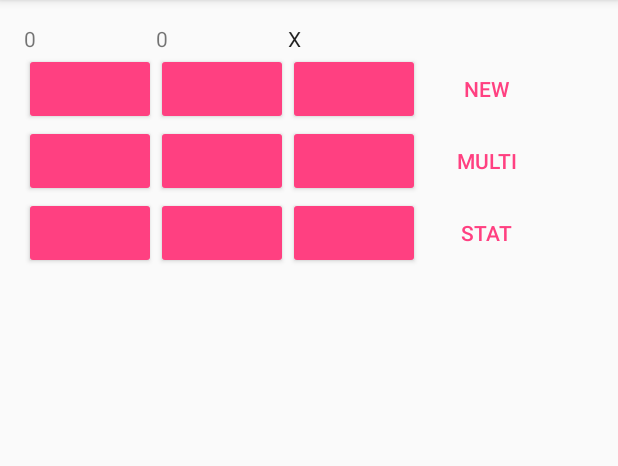
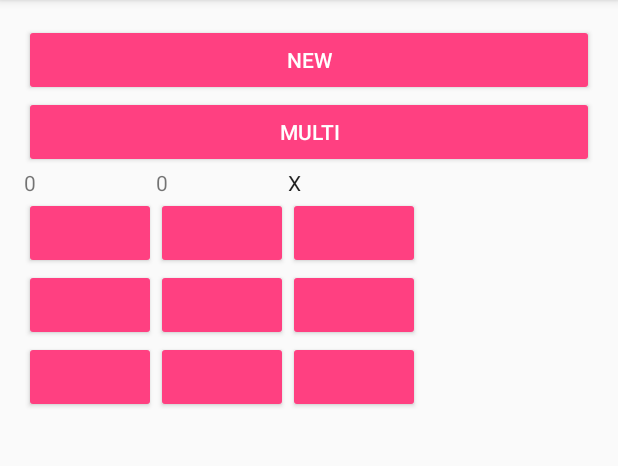
Before and after one commit to PriitPaluoja/Tack, an Android app: the screen it shows after launch (GameActivity), on a phone screen of 412 x 824 dp, the part 84-550 px from its top. Run offline under Robolectric (Android 15) with nearby library versions, the phone set to English and light mode, and no system bars.

Commit message:
Initial Commit

```diff
--- a/app/build.gradle
+++ b/app/build.gradle
@@ -33,4 +33,5 @@ dependencies {
     })
     compile 'com.android.support:appcompat-v7:25.1.0'
     testCompile 'junit:junit:4.12'
+    compile 'com.android.support.constraint:constraint-layout:1.0.0-beta4'
 }
--- a/app/src/main/java/ee/ticktacktoeu/GameActivity.java
+++ b/app/src/main/java/ee/ticktacktoeu/GameActivity.java
@@ -155,6 +155,7 @@ public class GameActivity extends AppCompatActivity {
         if (winControlOperations()) return;
 
         button.setEnabled(false);
+        button.setTextColor(Color.BLACK);
         button.setText(getSeparator(player));
         board.play(player, mButtonCoordinateMap.get(button));
 
@@ -166,7 +167,9 @@ public class GameActivity extends AppCompatActivity {
             Button b = mCoordinateButtonMap.get(aiMove);
             b.setEnabled(false);
             b.setText(getSeparator(player));
+            b.setTextColor(Color.BLACK);
             board.play(player, aiMove);
+
 
             if (winControlOperations())
                 return;
--- a/app/src/main/res/layout/activity_game.xml
+++ b/app/src/main/res/layout/activity_game.xml
@@ -12,27 +12,41 @@
 
     tools:context="ee.ticktacktoeu.GameActivity">
 
+    <Button
+        android:id="@+id/new_game"
+        style="@style/Widget.AppCompat.Button.Colored"
+        android:layout_width="wrap_content"
+        android:layout_height="wrap_content"
+        android:text="@string/new_game" />
+
+    <Button
+        android:id="@+id/multi"
+        style="@style/Widget.AppCompat.Button.Colored"
+        android:layout_width="wrap_content"
+        android:layout_height="wrap_content"
+        android:text="@string/multiplayer" />
+
     <TableRow
         android:layout_width="match_parent"
-        android:layout_height="wrap_content" >
+        android:layout_height="wrap_content">
 
         <TextView
-            android:text="SCORE1"
+            android:id="@+id/score1"
             android:layout_width="wrap_content"
             android:layout_height="wrap_content"
-            android:id="@+id/score1" />
+            android:text="SCORE1" />
 
         <TextView
-            android:text="SCORE2"
+            android:id="@+id/score2"
             android:layout_width="wrap_content"
             android:layout_height="wrap_content"
-            android:id="@+id/score2" />
+            android:text="SCORE2" />
 
         <CheckedTextView
-            android:text="TURN"
+            android:id="@+id/turn"
             android:layout_width="wrap_content"
             android:layout_height="wrap_content"
-            android:id="@+id/turn" />
+            android:text="TURN" />
     </TableRow>
 
     <TableRow
@@ -49,24 +63,19 @@
 
         <Button
             android:id="@+id/b1"
+            style="@style/Widget.AppCompat.Button.Colored"
             android:layout_width="wrap_content"
             android:layout_height="wrap_content"
-            android:text="B2"
-            style="@style/Widget.AppCompat.Button.Colored" />
+            android:text="B2" />
 
         <Button
             android:id="@+id/b2"
+            style="@style/Widget.AppCompat.Button.Colored"
             android:layout_width="wrap_content"
             android:layout_height="wrap_content"
-            android:text="B3"
-            style="@style/Widget.AppCompat.Button.Colored" />
+            android:text="B3" />
 
-        <Button
-            android:text="@string/new_game"
-            android:layout_width="wrap_content"
-            android:layout_height="wrap_content"
-            android:id="@+id/new_game"
-            style="@style/Widget.AppCompat.Button.Borderless.Colored" />
+
     </TableRow>
 
     <TableRow
@@ -75,31 +84,26 @@
 
         <Button
             android:id="@+id/b3"
+            style="@style/Widget.AppCompat.Button.Colored"
             android:layout_width="wrap_content"
             android:layout_height="wrap_content"
-            android:text="B4"
-            style="@style/Widget.AppCompat.Button.Colored" />
+            android:text="B4" />
 
         <Button
             android:id="@+id/b4"
+            style="@style/Widget.AppCompat.Button.Colored"
             android:layout_width="wrap_content"
             android:layout_height="wrap_content"
-            android:text="B5"
-            style="@style/Widget.AppCompat.Button.Colored" />
+            android:text="B5" />
 
         <Button
             android:id="@+id/b5"
+            style="@style/Widget.AppCompat.Button.Colored"
             android:layout_width="wrap_content"
             android:layout_height="wrap_content"
-            android:text="B6"
-            style="@style/Widget.AppCompat.Button.Colored" />
+            android:text="B6" />
 
-        <Button
-            android:text="@string/multiplayer"
-            android:layout_width="wrap_content"
-            android:layout_height="wrap_content"
-            android:id="@+id/multi"
-            style="@style/Widget.AppCompat.Button.Borderless.Colored" />
+
     </TableRow>
 
     <TableRow
@@ -108,42 +112,30 @@
 
         <Button
             android:id="@+id/b6"
+            style="@style/Widget.AppCompat.Button.Colored"
             android:layout_width="wrap_content"
             android:layout_height="wrap_content"
-            android:text="B7"
-            style="@style/Widget.AppCompat.Button.Colored" />
+            android:text="B7" />
 
         <Button
             android:id="@+id/b7"
+            style="@style/Widget.AppCompat.Button.Colored"
             android:layout_width="wrap_content"
             android:layout_height="wrap_content"
-            android:text="B8"
-            style="@style/Widget.AppCompat.Button.Colored" />
+            android:text="B8" />
 
         <Button
             android:id="@+id/b8"
+            style="@style/Widget.AppCompat.Button.Colored"
             android:layout_width="wrap_content"
             android:layout_height="wrap_content"
-            android:text="B9"
-            style="@style/Widget.AppCompat.Button.Colored" />
+            android:text="B9" />
 
-        <Button
-            android:text="@string/statistics"
-            android:layout_width="wrap_content"
-            android:layout_height="wrap_content"
-            android:id="@+id/statistics"
-            style="@style/Widget.AppCompat.Button.Borderless.Colored" />
     </TableRow>
-
-    <TableRow
-        android:layout_width="match_parent"
-        android:layout_height="match_parent" >
-
-        <TextView
-            android:layout_width="wrap_content"
-            android:layout_height="wrap_content"
-            android:id="@+id/win_info"
-            android:textAppearance="@style/TextAppearance.AppCompat.Body1" />
-    </TableRow>
+    <TextView
+        android:id="@+id/win_info"
+        android:layout_width="wrap_content"
+        android:layout_height="wrap_content"
+        android:textAppearance="@style/TextAppearance.AppCompat.Body1" />
 
 </TableLayout>
```
